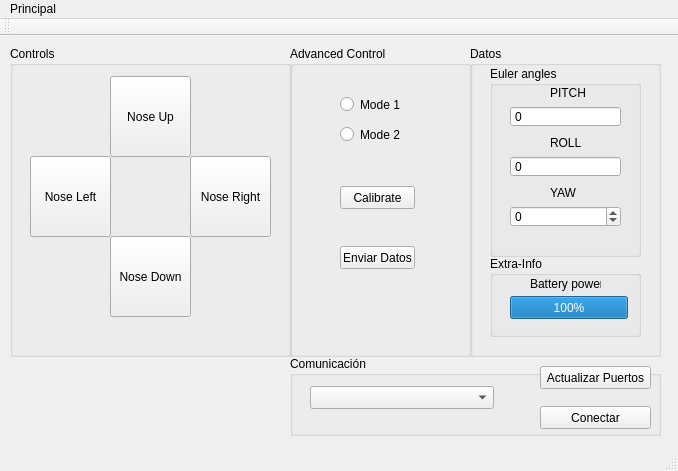
lucasliano/Gimbal, file GUI/ProyectoQt/Interfaz/interfaz.ui: the form before one commit.
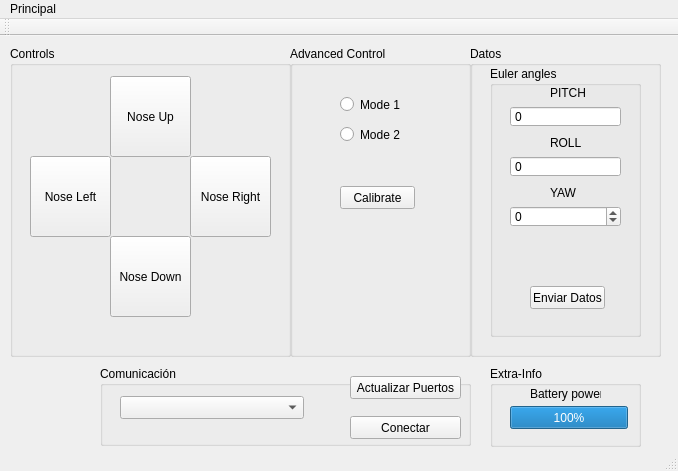
The form after the commit.

Commit message:
INTERFAZ CASI ANDANDO, NO LEE
No lee porque me parece que tiene un problema la señal que se emite cuando hay datos en el puerto

What changed in the file:
```diff
--- a/GUI/ProyectoQt/Interfaz/interfaz.ui
+++ b/GUI/ProyectoQt/Interfaz/interfaz.ui
@@ -133,19 +133,6 @@
       <string>Calibrate</string>
      </property>
     </widget>
-    <widget class="QPushButton" name="btnEnviar">
-     <property name="geometry">
-      <rect>
-       <x>50</x>
-       <y>200</y>
-       <width>75</width>
-       <height>23</height>
-      </rect>
-     </property>
-     <property name="text">
-      <string>Enviar Datos</string>
-     </property>
-    </widget>
    </widget>
    <widget class="QGroupBox" name="groupBox_4">
     <property name="geometry">
@@ -165,7 +152,7 @@
        <x>20</x>
        <y>20</y>
        <width>151</width>
-       <height>191</height>
+       <height>271</height>
       </rect>
      </property>
      <property name="title">
@@ -282,43 +269,17 @@
        <number>99999</number>
       </property>
      </widget>
-    </widget>
-    <widget class="QGroupBox" name="groupBox_6">
-     <property name="geometry">
-      <rect>
-       <x>20</x>
-       <y>210</y>
-       <width>151</width>
-       <height>81</height>
-      </rect>
-     </property>
-     <property name="title">
-      <string>Extra-Info</string>
-     </property>
-     <widget class="QLabel" name="label_5">
+     <widget class="QPushButton" name="btnEnviar">
       <property name="geometry">
        <rect>
         <x>40</x>
-        <y>20</y>
-        <width>71</width>
-        <height>16</height>
-       </rect>
-      </property>
-      <property name="text">
-       <string>Battery power</string>
-      </property>
-     </widget>
-     <widget class="QProgressBar" name="bateria">
-      <property name="geometry">
-       <rect>
-        <x>20</x>
-        <y>40</y>
-        <width>118</width>
+        <y>220</y>
+        <width>75</width>
         <height>23</height>
        </rect>
       </property>
-      <property name="value">
-       <number>100</number>
+      <property name="text">
+       <string>Enviar Datos</string>
       </property>
      </widget>
     </widget>
@@ -339,8 +300,8 @@
    <widget class="QGroupBox" name="groupBox_3">
     <property name="geometry">
      <rect>
-      <x>290</x>
-      <y>320</y>
+      <x>100</x>
+      <y>330</y>
       <width>371</width>
       <height>80</height>
      </rect>
@@ -415,6 +376,45 @@
      </property>
     </widget>
    </widget>
+   <widget class="QGroupBox" name="groupBox_6">
+    <property name="geometry">
+     <rect>
+      <x>490</x>
+      <y>330</y>
+      <width>151</width>
+      <height>81</height>
+     </rect>
+    </property>
+    <property name="title">
+     <string>Extra-Info</string>
+    </property>
+    <widget class="QLabel" name="label_5">
+     <property name="geometry">
+      <rect>
+       <x>40</x>
+       <y>20</y>
+       <width>71</width>
+       <height>16</height>
+      </rect>
+     </property>
+     <property name="text">
+      <string>Battery power</string>
+     </property>
+    </widget>
+    <widget class="QProgressBar" name="bateria">
+     <property name="geometry">
+      <rect>
+       <x>20</x>
+       <y>40</y>
+       <width>118</width>
+       <height>23</height>
+      </rect>
+     </property>
+     <property name="value">
+      <number>100</number>
+     </property>
+    </widget>
+   </widget>
   </widget>
   <widget class="QMenuBar" name="menuBar">
    <property name="geometry">
```
The commit also changes 28 other files.
